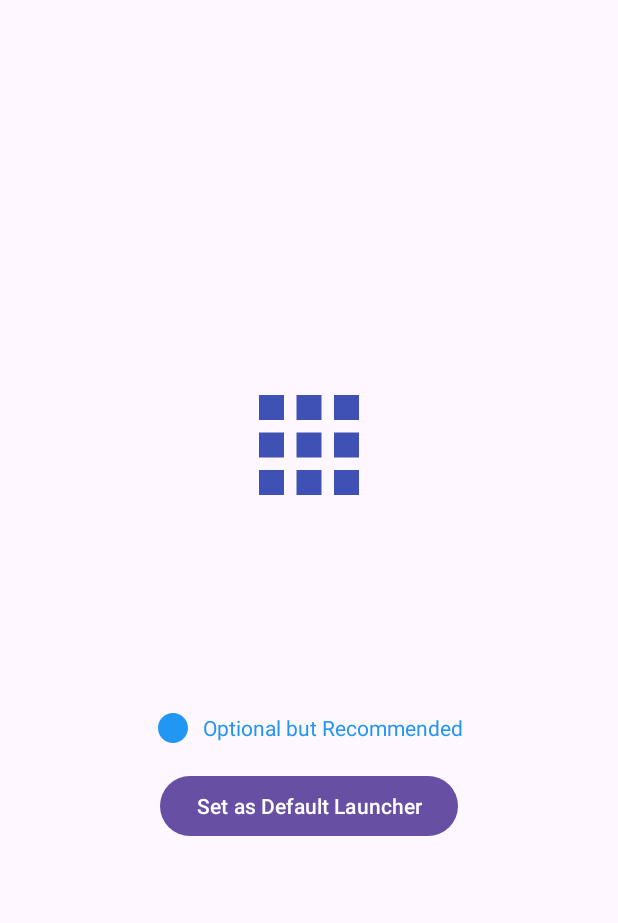
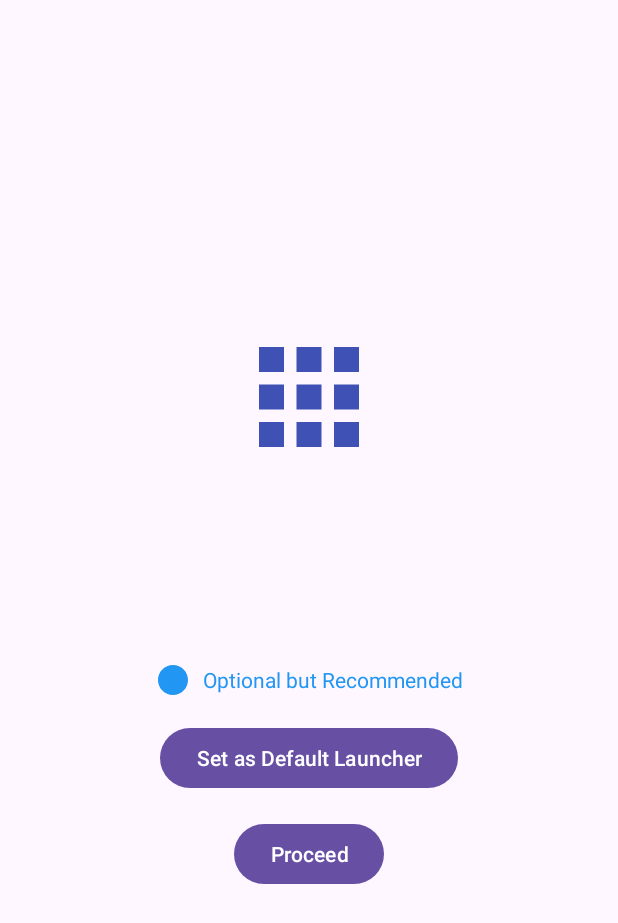
Before and after one commit to hk973/Control-Addiction, an Android app: the layout fragment_launcher.xml on its own in the app's theme, with its tools: preview values and no code run, on a phone screen of 412 x 824 dp. Shown: the top 923 px of the screen. Run offline under Robolectric (Android 15) with nearby library versions, the phone set to English and light mode, and no system bars.

Commit message:
bug solved

```diff
--- a/app/src/main/res/layout/fragment_launcher.xml
+++ b/app/src/main/res/layout/fragment_launcher.xml
@@ -60,6 +60,15 @@
         android:paddingStart="24dp"
         android:paddingEnd="24dp"
         android:layout_marginBottom="16dp" />
+    <Button
+        android:id="@+id/proceedButton"
+        android:layout_width="wrap_content"
+        android:layout_height="wrap_content"
+        android:text="@string/proceed"
+        android:paddingStart="24dp"
+        android:paddingEnd="24dp"
+        android:layout_marginBottom="16dp" />
+
 
 
 
```
Also changed, not shown: app/src/main/AndroidManifest.xml (+4 -5 lines), app/src/main/java/com/genzopia/addiction/permission/LauncherPermissionFragment.java (+29 -0 lines).
